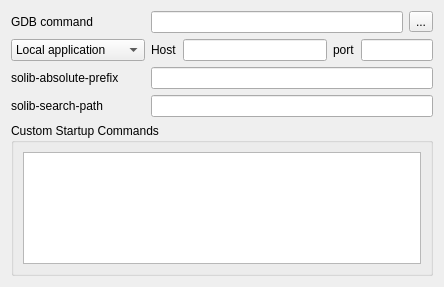
This is kate/plugins/gdbplugin/advanced_settings.ui in KDE/kate as Qt 5 draws it before an edit. The edited form follows.
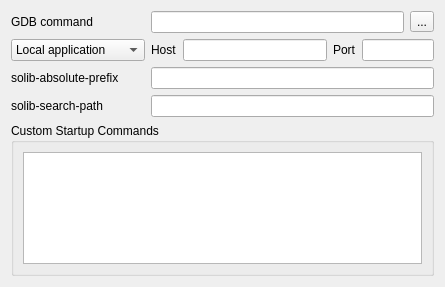
This is the edited form. The open tabs and pages were chosen to show the change. Custom widgets are drawn as their Qt base class.

Commit message: Do not extract some strings for translation (+typo).

Patch:
```diff
--- a/kate/plugins/gdbplugin/advanced_settings.ui
+++ b/kate/plugins/gdbplugin/advanced_settings.ui
@@ -133,7 +133,7 @@
        <item>
         <widget class="QLabel" name="u_tcpPortLabel">
          <property name="text">
-          <string>port</string>
+          <string>Port</string>
          </property>
         </widget>
        </item>
```
Left out of the diff: 14 changed lines with no effect on the pictures.
